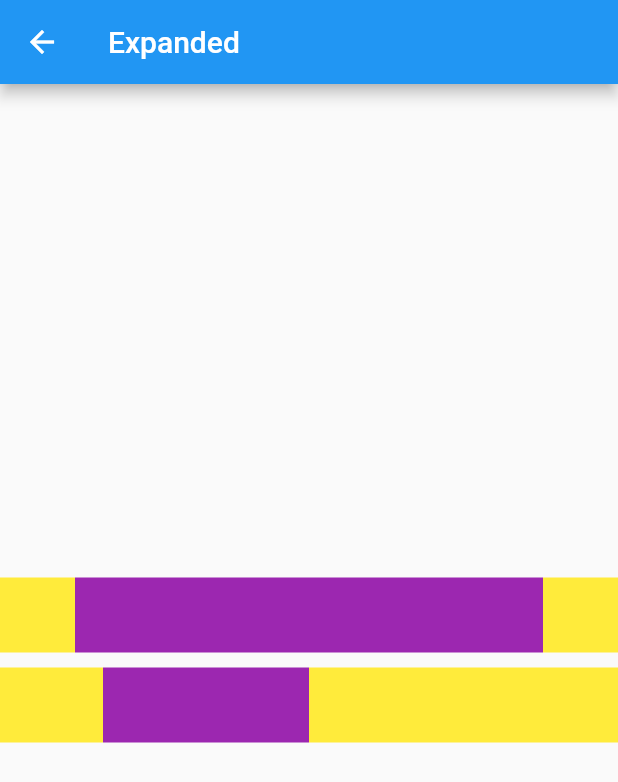
After one commit to shiqizhenyes/WOW, a Flutter app: the ExpandedDemo screen opened directly, on a phone screen of 412 x 824 dp. The commit adds this screen. Shown: the top 782 px of the screen. Run offline on Flutter 3.47's test engine with Material 2 defaults, Android fonts, the phone set to English and light mode, and no system bars.

Commit message:
SafeArea Expanded
SafeArea Expanded  安全区 弹性布局

```diff
--- /dev/null
+++ b/lib/ExpandedDemo.dart
@@ -0,0 +1,76 @@
+
+import 'package:flutter/material.dart';
+
+class ExpandedDemo extends StatefulWidget {
+
+  @override
+  State<StatefulWidget> createState() => ExpandedState();
+
+}
+
+class ExpandedState extends State<ExpandedDemo> {
+  @override
+  Widget build(BuildContext context) {
+    return Scaffold(
+      appBar: AppBar(
+        title: Text("Expanded"),
+      ),
+      body: Container(
+        child: Center(
+          child: Column(
+            mainAxisAlignment: MainAxisAlignment.center,
+            children: <Widget>[
+              Row(
+                children: <Widget>[
+                  Container(
+                    width: 50,
+                    height: 50,
+                    color: Colors.yellow[500],
+                  ),
+                  Expanded(
+                    child: Container(
+                      height: 50,
+                      color: Colors.purple,
+                    )
+                  ),
+                  Container(
+                    width: 50,
+                    height: 50,
+                    color: Colors.yellow[500],
+                  ),
+                ],
+              ),
+              SizedBox(height: 10,),
+              Row(
+                children: <Widget>[
+                  Expanded(
+                    flex: 1,
+                    child:  Container(
+                      height: 50,
+                      color: Colors.yellow[500],
+                    )
+                  ),
+                  Expanded(
+                    flex: 2,
+                    child: Container(
+                      height: 50,
+                      color: Colors.purple,
+                    )
+                  ),
+                  Expanded(
+                    flex: 3,
+                    child: Container(
+                      height: 50,
+                      color: Colors.yellow[500],
+                    ),
+                  )
+                ],
+              ),
+            ],
+          )
+        ),
+      ),
+    );
+  }
+
+}
```
Also changed, not shown: lib/SafeAreaDemo.dart (added, +37 -0 lines), lib/main.dart (+20 -0 lines).
